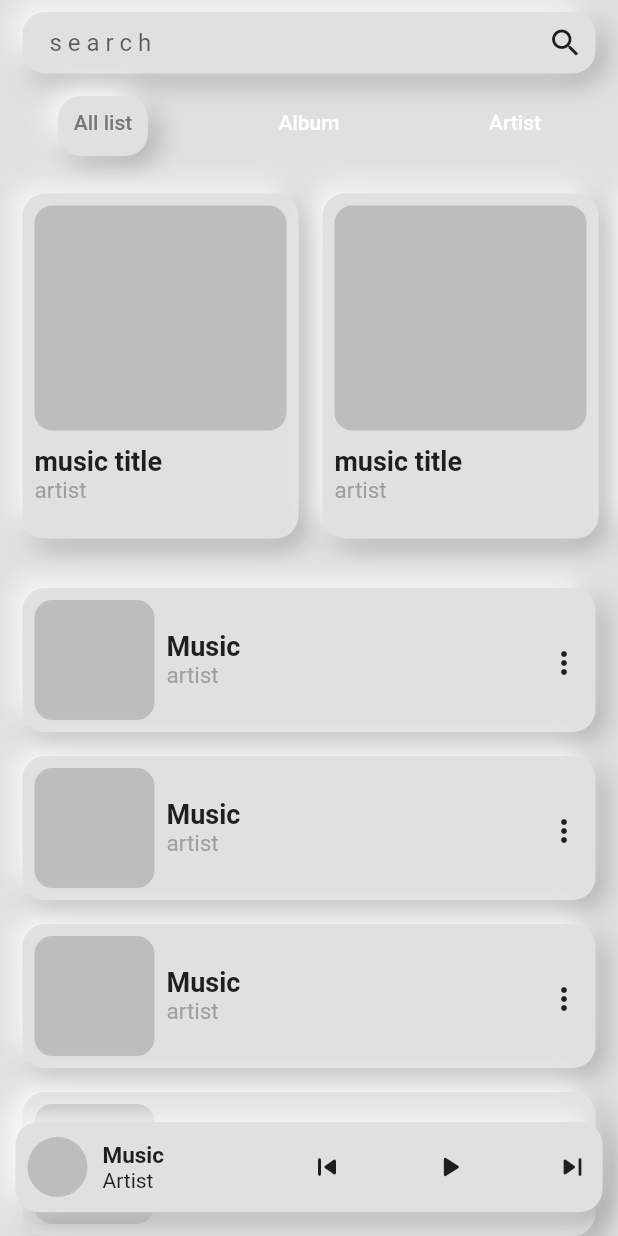
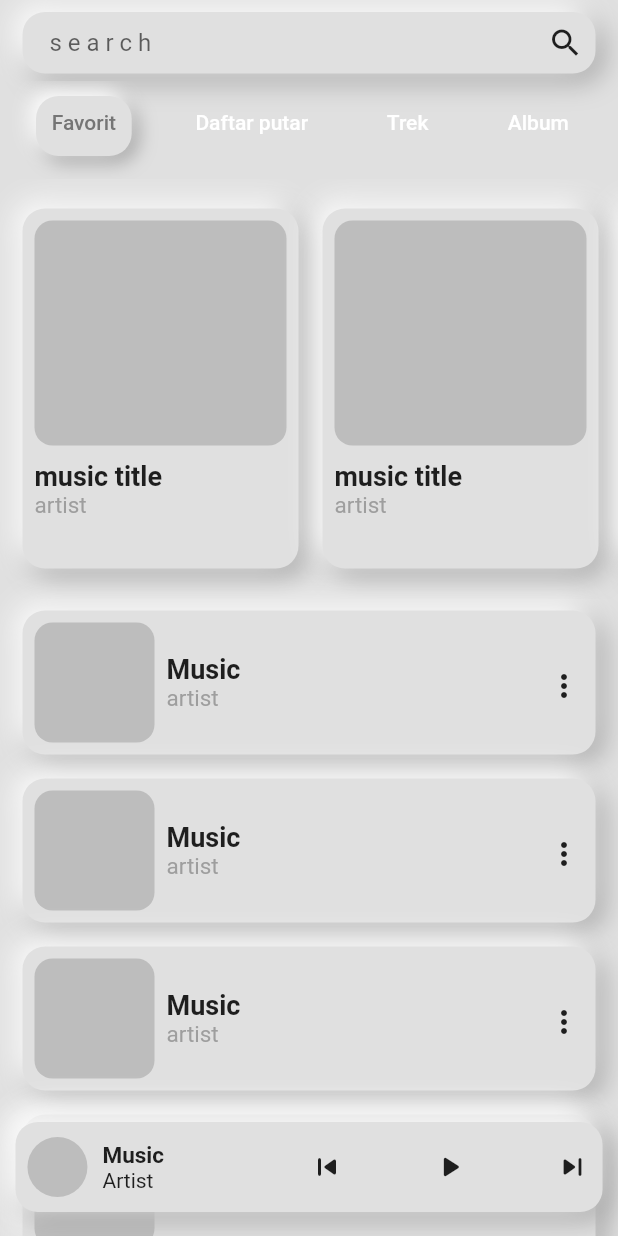
Before and after one commit to zanuura/music_player, a Flutter app: the screen it shows after launch, on a phone screen of 412 x 824 dp. Run offline on Flutter 3.47's test engine with Material 2 defaults, Android fonts, the phone set to English and light mode, and no system bars; our stand-ins replace percent_indicator.

Commit message:
adding style to tabbar

```diff
--- a/lib/pages/main_page.dart
+++ b/lib/pages/main_page.dart
@@ -39,7 +39,7 @@ class _MainPageState extends State<MainPage> with TickerProviderStateMixin {
   void initState() {
     super.initState();
 
-    tabController = TabController(length: 3, vsync: this);
+    tabController = TabController(length: 6, vsync: this);
   }
 
   @override
@@ -68,20 +68,22 @@ class _MainPageState extends State<MainPage> with TickerProviderStateMixin {
             height: 8,
           ),
           searchBar(),
-          // SizedBox(
-          //   height: 15,
-          // ),
+          SizedBox(
+            height: 5,
+          ),
           AnimatedContainer(
             duration: Duration(milliseconds: 350),
-            margin: EdgeInsets.only(top: 15),
-            height: 40,
+            height: 65,
+            color: Colors.transparent,
             child: TabBar(
+                padding: EdgeInsets.fromLTRB(8, 10, 8, 15),
                 controller: tabController,
                 indicatorColor: Colors.white,
                 indicatorSize: TabBarIndicatorSize.label,
                 indicatorWeight: 5,
                 labelColor: Colors.grey.shade600,
                 unselectedLabelColor: Colors.white,
+                isScrollable: true,
                 overlayColor: MaterialStateProperty.all(Colors.transparent),
                 onTap: (value) {
                   onTapSlideTab();
@@ -97,21 +99,28 @@ class _MainPageState extends State<MainPage> with TickerProviderStateMixin {
                         color: tapTab == true
                             ? ColorPalette.backgroundColor
                             : Colors.grey.shade500,
-                        blurRadius: tapTab == true ? 17 : 15,
-                        offset: tapTab == true ? Offset(2, 2) : Offset(5, 5),
+                        blurRadius: tapTab == true ? 10 : 10,
+                        offset: tapTab == true ? Offset(2, 2) : Offset(4, 4),
                       ),
                       BoxShadow(
                         color: tapTab == true
                             ? ColorPalette.backgroundColor
                             : Colors.white,
-                        blurRadius: tapTab == true ? 17 : 15,
+                        blurRadius: tapTab == true ? 10 : 10,
                         offset:
-                            tapTab == true ? Offset(-2, -2) : Offset(-5, -5),
+                            tapTab == true ? Offset(-2, -2) : Offset(-4, -4),
                       )
                     ]),
                 tabs: [
+                  //favorit, daftar putar, trek, album, artist, folder
                   Tab(
-                    text: '   All list   ',
+                    text: '   Favorit   ',
+                  ),
+                  Tab(
+                    text: '   Daftar putar   ',
+                  ),
+                  Tab(
+                    text: '   Trek   ',
                   ),
                   Tab(
                     text: '   Album   ',
@@ -119,10 +128,16 @@ class _MainPageState extends State<MainPage> with TickerProviderStateMixin {
                   Tab(
                     text: '   Artist   ',
                   ),
+                  Tab(
+                    text: '   Folder   ',
+                  ),
                 ]),
           ),
           Flexible(
             child: TabBarView(controller: tabController, children: [
+              allList(),
+              allList(),
+              allList(),
               allList(),
               allList(),
               allList(),
@@ -189,7 +204,7 @@ class _MainPageState extends State<MainPage> with TickerProviderStateMixin {
             child: Container(
               width: 200,
               height: 200,
-              padding: EdgeInsets.symmetric(horizontal: 8, vertical: 25),
+              padding: EdgeInsets.symmetric(horizontal: 8, vertical: 20),
               child: NeuBox(
                   child: Column(
                 crossAxisAlignment: CrossAxisAlignment.start,
--- a/pubspec.yaml
+++ b/pubspec.yaml
@@ -34,6 +34,7 @@ dependencies:
   # Use with the CupertinoIcons class for iOS style icons.
   cupertino_icons: ^1.0.2
   percent_indicator: ^4.2.2
+  flutter_lyric: ^2.0.4+6
 
 dev_dependencies:
   flutter_test:
```
Also changed, not shown: pubspec.lock.
